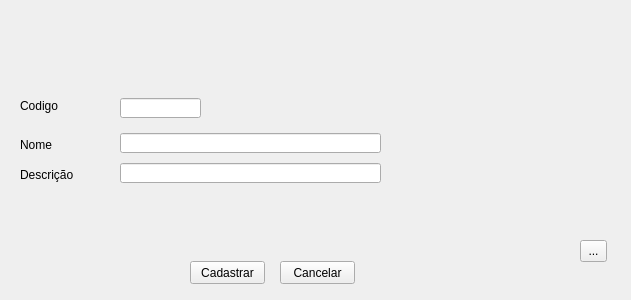
The window that academiaUfba/addexercicio.ui (oscaresende/MATA76) describes before a commit, drawn with Qt 5.
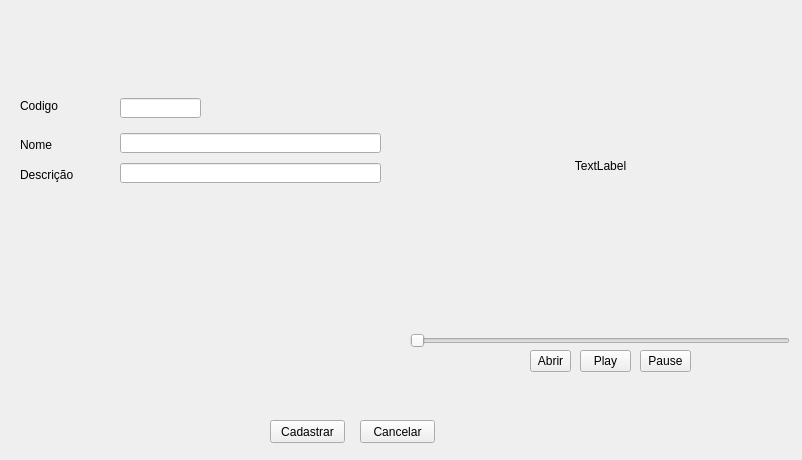
The same window after the commit. Icons and pictures are not drawn.

Patch:
```diff
--- a/academiaUfba/addexercicio.ui
+++ b/academiaUfba/addexercicio.ui
@@ -6,8 +6,8 @@
    <rect>
     <x>0</x>
     <y>0</y>
-    <width>631</width>
-    <height>300</height>
+    <width>802</width>
+    <height>460</height>
    </rect>
   </property>
   <property name="windowTitle">
@@ -66,34 +66,21 @@
   <widget class="QToolButton" name="toolButton">
    <property name="geometry">
     <rect>
-     <x>580</x>
-     <y>240</y>
-     <width>27</width>
+     <x>530</x>
+     <y>350</y>
+     <width>41</width>
      <height>22</height>
     </rect>
    </property>
    <property name="text">
-    <string>...</string>
-   </property>
-  </widget>
-  <widget class="QLabel" name="image_label">
-   <property name="geometry">
-    <rect>
-     <x>410</x>
-     <y>60</y>
-     <width>191</width>
-     <height>161</height>
-    </rect>
-   </property>
-   <property name="text">
-    <string/>
+    <string>Abrir</string>
    </property>
   </widget>
   <widget class="QPushButton" name="pushButton">
    <property name="geometry">
     <rect>
-     <x>280</x>
-     <y>261</y>
+     <x>360</x>
+     <y>420</y>
      <width>75</width>
      <height>23</height>
     </rect>
@@ -115,8 +102,8 @@
   <widget class="QPushButton" name="pushButton_2">
    <property name="geometry">
     <rect>
-     <x>190</x>
-     <y>261</y>
+     <x>270</x>
+     <y>420</y>
      <width>75</width>
      <height>23</height>
     </rect>
@@ -138,6 +125,61 @@
     <string>Nome</string>
    </property>
   </widget>
+  <widget class="QLabel" name="movie_label">
+   <property name="geometry">
+    <rect>
+     <x>410</x>
+     <y>10</y>
+     <width>381</width>
+     <height>311</height>
+    </rect>
+   </property>
+   <property name="text">
+    <string>TextLabel</string>
+   </property>
+   <property name="alignment">
+    <set>Qt::AlignCenter</set>
+   </property>
+  </widget>
+  <widget class="QToolButton" name="play_pushButton">
+   <property name="geometry">
+    <rect>
+     <x>580</x>
+     <y>350</y>
+     <width>51</width>
+     <height>22</height>
+    </rect>
+   </property>
+   <property name="text">
+    <string>Play</string>
+   </property>
+  </widget>
+  <widget class="QToolButton" name="pause_pushButton">
+   <property name="geometry">
+    <rect>
+     <x>640</x>
+     <y>350</y>
+     <width>51</width>
+     <height>22</height>
+    </rect>
+   </property>
+   <property name="text">
+    <string>Pause</string>
+   </property>
+  </widget>
+  <widget class="QSlider" name="frameSlider">
+   <property name="geometry">
+    <rect>
+     <x>410</x>
+     <y>330</y>
+     <width>380</width>
+     <height>22</height>
+    </rect>
+   </property>
+   <property name="orientation">
+    <enum>Qt::Horizontal</enum>
+   </property>
+  </widget>
  </widget>
  <resources/>
  <connections/>
```
Left out of the diff: 2 changed lines with no effect on the pictures.
